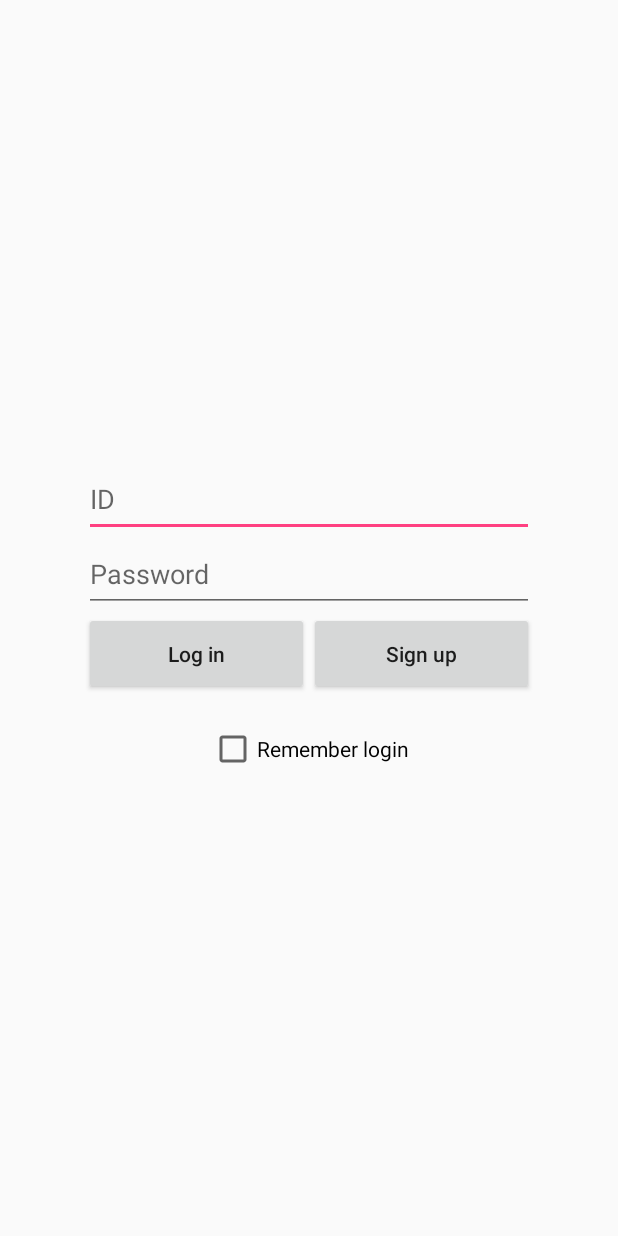
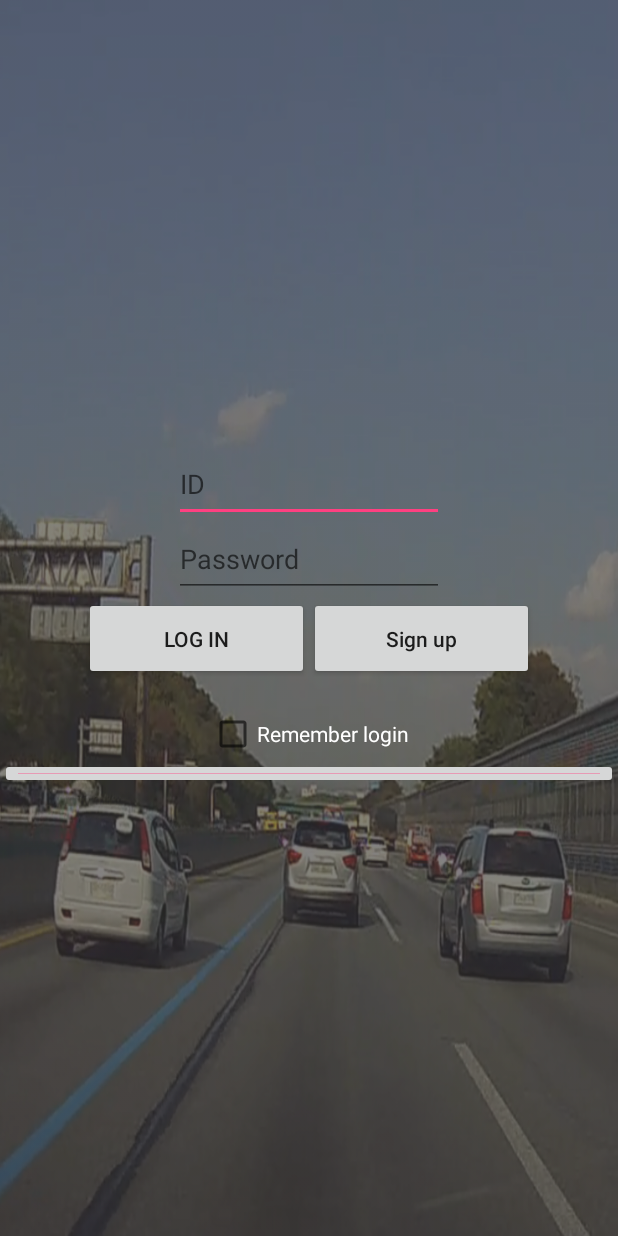
Before and after one commit to suev7245/Graduate_project, an Android app: the layout activity_login.xml on its own in the app's theme, with its tools: preview values and no code run, on a phone screen of 412 x 824 dp. Run offline under Robolectric (Android 15) with nearby library versions, the light colour scheme and no system bars.

Commit message:
chore: change UI in LoginActivity

```diff
--- a/app/src/main/java/com/example/sm_pc/trial1/LoginActivity.java
+++ b/app/src/main/java/com/example/sm_pc/trial1/LoginActivity.java
@@ -14,6 +14,7 @@ import android.support.v4.content.ContextCompat;
 import android.support.v7.app.AppCompatActivity;
 import android.util.Log;
 import android.view.View;
+import android.view.WindowManager;
 import android.widget.Button;
 import android.widget.CheckBox;
 import android.widget.CompoundButton;
@@ -46,6 +47,7 @@ public class LoginActivity extends AppCompatActivity {
     protected void onCreate(@Nullable Bundle savedInstanceState) {
 
         super.onCreate(savedInstanceState);
+        getWindow().setFlags(WindowManager.LayoutParams.FLAG_FULLSCREEN, WindowManager.LayoutParams.FLAG_FULLSCREEN);
         setContentView(R.layout.activity_login);
 
         if(Build.VERSION.SDK_INT >= 23 && ContextCompat.checkSelfPermission(getApplicationContext(), android.Manifest.permission.ACCESS_FINE_LOCATION)!= PackageManager.PERMISSION_GRANTED){
--- a/app/src/main/res/layout/activity_login.xml
+++ b/app/src/main/res/layout/activity_login.xml
@@ -1,51 +1,61 @@
 <?xml version="1.0" encoding="utf-8"?>
-<LinearLayout
-    xmlns:android="http://schemas.android.com/apk/res/android"
+<LinearLayout xmlns:android="http://schemas.android.com/apk/res/android"
+    xmlns:app="http://schemas.android.com/apk/res-auto"
     android:layout_width="match_parent"
     android:layout_height="match_parent"
-    android:orientation="vertical"
+    android:background="@drawable/loginback"
     android:gravity="center"
-    >
+    android:orientation="vertical">
 
     <EditText
-        android:layout_width="300dp"
+        android:id="@+id/emailinput"
+        android:layout_width="180dp"
         android:layout_height="50dp"
-        android:id="@+id/emailinput"
+        android:hint="ID"
         android:text=""
-        android:hint="ID"/>
+        android:textColor="#ffffff" />
 
     <EditText
-        android:layout_width="300dp"
+        android:id="@+id/passwordInput"
+        android:layout_width="180dp"
         android:layout_height="50dp"
-        android:id="@+id/passwordInput"
+        android:hint="Password"
         android:text=""
-        android:hint="Password"/>
+        android:textColor="#ffffff" />
 
     <LinearLayout
         android:layout_width="wrap_content"
         android:layout_height="wrap_content"
         android:orientation="horizontal">
+
         <Button
+            android:id="@+id/loginButton"
             android:layout_width="150dp"
             android:layout_height="55dp"
+            android:onClick="bt_login"
             android:text="Log in"
-            android:id="@+id/loginButton"
-            android:textAllCaps="false"
-            android:onClick="bt_login"/>
+            android:textAllCaps="true" />
 
         <Button
+            android:id="@+id/signupButton"
             android:layout_width="150dp"
             android:layout_height="55dp"
+            android:onClick="bt_join"
             android:text="Sign up"
-            android:id="@+id/signupButton"
-            android:textAllCaps="false"
-            android:onClick="bt_join"/>
+            android:textAllCaps="false" />
     </LinearLayout>
 
     <CheckBox
+        android:id="@+id/checkBox"
         android:layout_width="wrap_content"
         android:layout_height="wrap_content"
+        android:layout_marginTop="20dp"
         android:text="Remember login"
-        android:id="@+id/checkBox"
-        android:layout_marginTop="20dp"/>
+        android:textColor="#ffffff" />
+
+    <ImageButton
+        android:id="@+id/imageButton"
+        android:layout_width="match_parent"
+        android:layout_height="wrap_content"
+        app:srcCompat="?android:attr/textColorHighlightInverse" />
 </LinearLayout>
--- a/app/src/main/res/values/styles.xml
+++ b/app/src/main/res/values/styles.xml
@@ -6,6 +6,10 @@
         <item name="colorPrimary">@color/colorPrimary</item>
         <item name="colorPrimaryDark">@color/colorPrimaryDark</item>
         <item name="colorAccent">@color/colorAccent</item>
+        <!--No Title Bar-->
+        <item name="windowActionBar">false</item>
+        <item name="windowNoTitle">true</item>
+
     </style>
 
 </resources>
```
Also changed, not shown: app/src/main/res/drawable/loginback.png (added).
